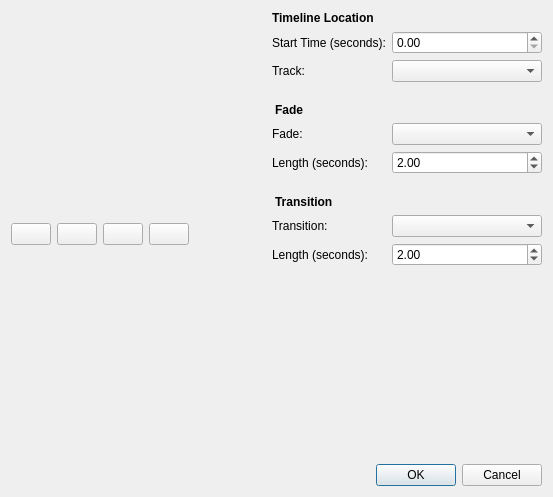
Old version of the form src/windows/ui/add-to-timeline.ui in the repository OpenShot/openshot-qt.
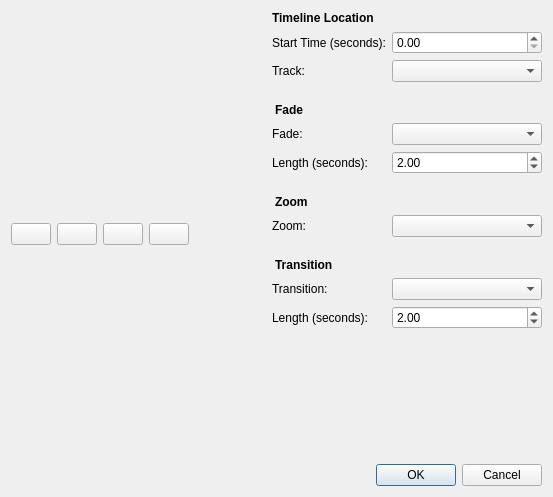
New version of the form. Icons and pictures are not drawn.

Commit message: Completed the Add to Timeline dialog (fading, overlapping clips, transitions, and even added in zooming options). Random transitions and random zoom options as well. Also fixed a bug with context menus not deleting all selected clips / transitions.

The edit to the form file:
```diff
--- a/src/windows/ui/add-to-timeline.ui
+++ b/src/windows/ui/add-to-timeline.ui
@@ -251,6 +251,40 @@
              </item>
             </layout>
            </item>
+           <item>
+            <widget class="QLabel" name="label">
+             <property name="styleSheet">
+              <string notr="true">font-weight: bold; margin-top: 15px;</string>
+             </property>
+             <property name="text">
+              <string>Zoom</string>
+             </property>
+            </widget>
+           </item>
+           <item>
+            <layout class="QHBoxLayout" name="horizontalLayout_7">
+             <property name="topMargin">
+              <number>0</number>
+             </property>
+             <item>
+              <widget class="QLabel" name="label_2">
+               <property name="text">
+                <string>Zoom:</string>
+               </property>
+              </widget>
+             </item>
+             <item>
+              <widget class="QComboBox" name="cmbZoom">
+               <property name="minimumSize">
+                <size>
+                 <width>150</width>
+                 <height>0</height>
+                </size>
+               </property>
+              </widget>
+             </item>
+            </layout>
+           </item>
            <item>
             <widget class="QLabel" name="lblTransition">
              <property name="styleSheet">
```
The commit also changes 3 other files.
